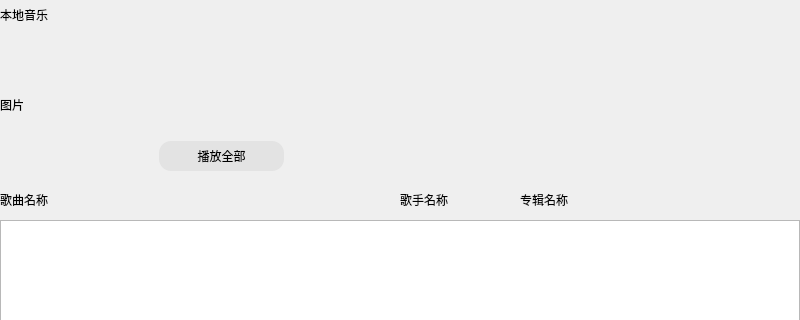
Above: commonpage.ui from havefunli/MiniMusicPlayer before the change; both pictures show x 0 to 800 and y 0 to 320 of the 800 by 500 pixel window. Below: the same form after it.
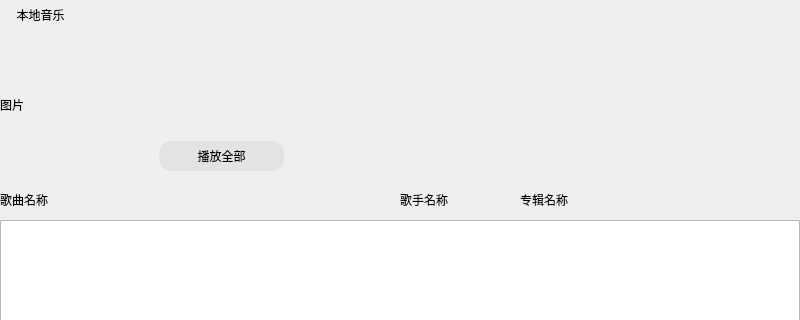
That is the form after the change.

Commit message: 音乐可以正常播放了 哦耶

```diff
--- a/commonpage.ui
+++ b/commonpage.ui
@@ -50,7 +50,7 @@
       </size>
      </property>
      <property name="text">
-      <string>本地音乐</string>
+      <string>     本地音乐</string>
      </property>
     </widget>
    </item>
```
Left out of the diff: 6 changed lines with no effect on the pictures. The commit also changes 6 other files.
